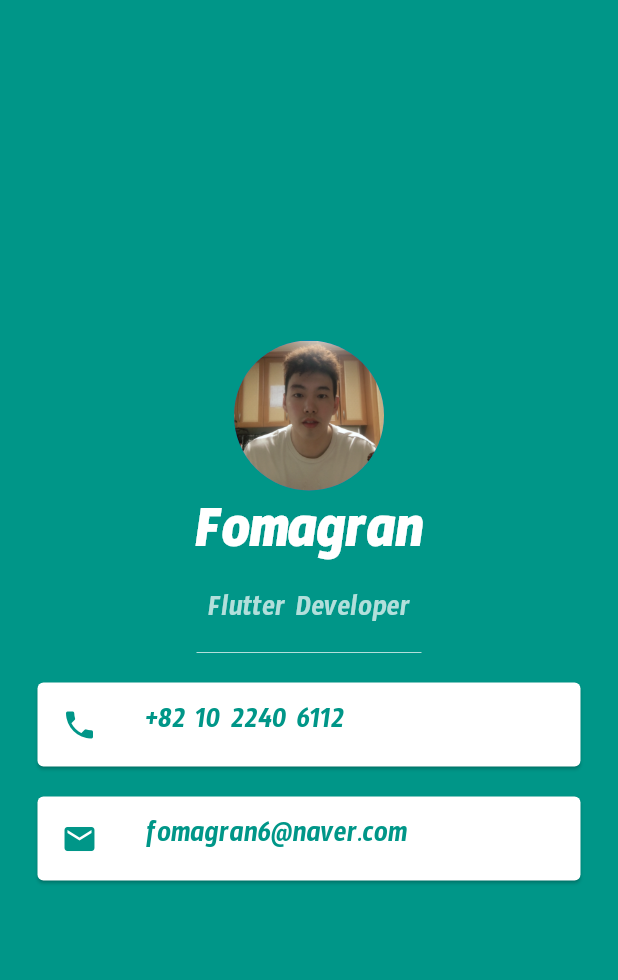
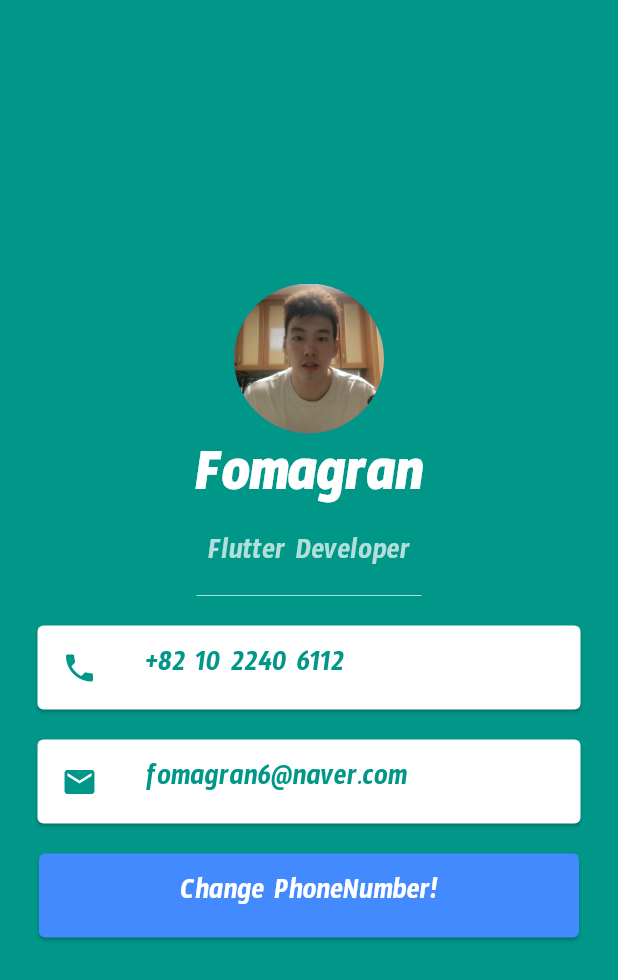
Before and after one commit to fomagran/Flutter-Example, a Flutter app: the screen it shows after launch, on a phone screen of 412 x 824 dp. Shown: the top 980 px of the screen. Run offline on Flutter 3.47's test engine with Material 2 defaults, Android fonts, the light colour scheme and no system bars.

Commit message:
버튼 추가하고 메소드 만들어서 휴대폰 번호 바뀌게 하기

```diff
--- a/lib/main.dart
+++ b/lib/main.dart
@@ -4,7 +4,20 @@ void main() {
   runApp(MyApp());
 }
 
-class MyApp extends StatelessWidget {
+class MyApp extends StatefulWidget {
+  @override
+  _MyAppState createState() => _MyAppState();
+}
+
+class _MyAppState extends State<MyApp> {
+  String phoneNumber = "+82 10 2240 6112";
+
+  void changePhoneNumber() {
+    setState(() {
+      phoneNumber = "+82 10 1234 5678";
+    });
+  }
+
   @override
   Widget build(BuildContext context) {
     return MaterialApp(
@@ -48,7 +61,7 @@ class MyApp extends StatelessWidget {
                     color: Colors.teal,
                   ),
                   title: Text(
-                    "+82 10 2240 6112",
+                    "$phoneNumber",
                     style: TextStyle(
                         color: Colors.teal,
                         fontFamily: "Timmana",
@@ -68,7 +81,26 @@ class MyApp extends StatelessWidget {
                         color: Colors.teal,
                         fontFamily: "Timmana",
                         fontSize: 20),
-                  )))
+                  ))),
+          FlatButton(
+            onPressed: () {
+              changePhoneNumber();
+              print("$phoneNumber");
+            },
+            child: Card(
+                color: Colors.blueAccent,
+                margin: EdgeInsets.symmetric(vertical: 10, horizontal: 10),
+                child: ListTile(
+                    title: Center(
+                  child: Text(
+                    "Change PhoneNumber!",
+                    style: TextStyle(
+                        color: Colors.white,
+                        fontFamily: "Timmana",
+                        fontSize: 20),
+                  ),
+                ))),
+          )
         ],
       )),
     ));
```
